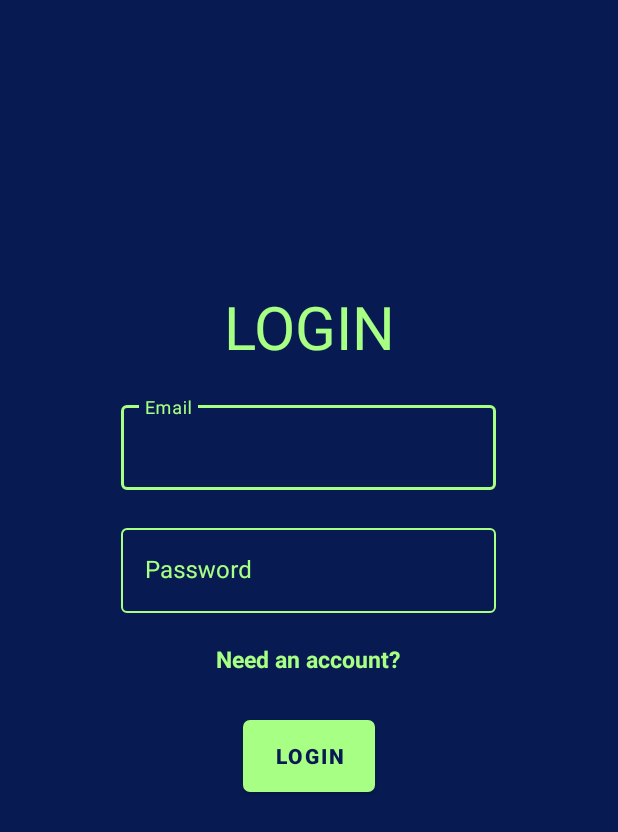
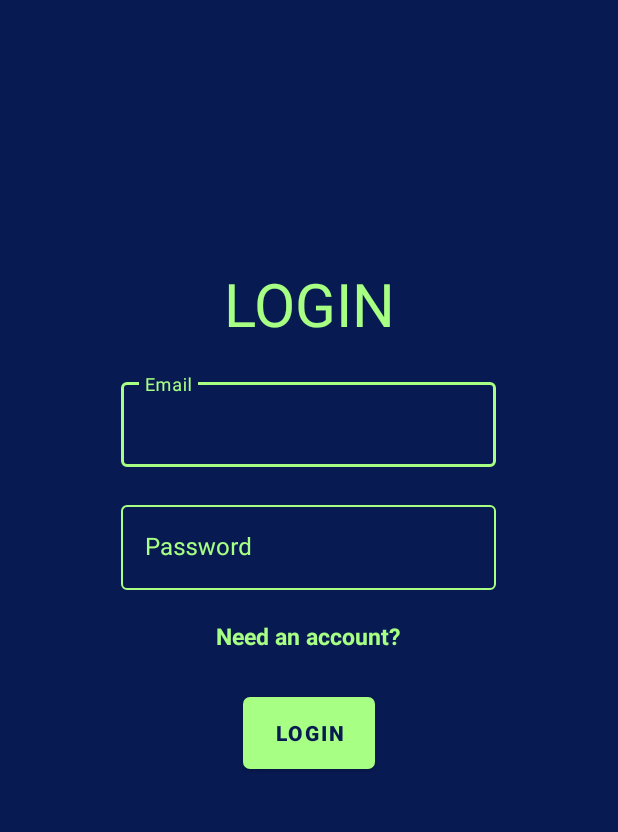
Before and after one commit to nadjitan/CrudMobile, an Android app: the screen it shows after launch (MainActivity), on a phone screen of 412 x 824 dp. Shown: the top 832 px of the screen. Run offline under Robolectric (Android 15) with nearby library versions, the phone set to English and light mode, and no system bars.

Commit message:
UI change and added pager w/ tabs

```diff
--- a/app/src/main/AndroidManifest.xml
+++ b/app/src/main/AndroidManifest.xml
@@ -12,6 +12,7 @@
         android:theme="@style/Theme.CrudMobile">
         <activity
             android:name=".controllers.MainActivity"
+            android:windowSoftInputMode="adjustPan"
             android:exported="true">
             <intent-filter>
                 <action android:name="android.intent.action.MAIN" />
--- /dev/null
+++ b/app/src/main/java/com/example/crudmobile/adapters/FragmentAdapter.kt
@@ -0,0 +1,22 @@
+package com.example.crudmobile.adapters
+
+import androidx.fragment.app.Fragment
+import androidx.fragment.app.FragmentManager
+import androidx.lifecycle.Lifecycle
+import androidx.viewpager2.adapter.FragmentStateAdapter
+import com.example.crudmobile.ui.SmsFragment
+import com.example.crudmobile.ui.main.MainFragment
+
+class FragmentAdapter(fragmentManager: FragmentManager, lifecycle: Lifecycle)
+    : FragmentStateAdapter(fragmentManager, lifecycle) {
+
+    override fun getItemCount(): Int = 2
+
+    override fun createFragment(position: Int): Fragment {
+        return when (position) {
+            0 -> MainFragment()
+            1 -> SmsFragment()
+            else -> MainFragment()
+        }
+    }
+}
--- a/app/src/main/java/com/example/crudmobile/controllers/MainActivity.kt
+++ b/app/src/main/java/com/example/crudmobile/controllers/MainActivity.kt
@@ -16,6 +16,7 @@ import com.example.crudmobile.models.User
 import com.google.android.material.textfield.TextInputLayout
 import kotlin.math.abs
 import com.google.gson.Gson
+import kotlinx.android.synthetic.main.fragment_pager.*
 
 class MainActivity : AppCompatActivity() {
 
@@ -71,7 +72,6 @@ class MainActivity : AppCompatActivity() {
 
     override fun onCreate(savedInstanceState: Bundle?) {
         super.onCreate(savedInstanceState)
-
         setContentView(R.layout.main_activity)
     }
 
--- /dev/null
+++ b/app/src/main/java/com/example/crudmobile/ui/PagerFragment.kt
@@ -0,0 +1,55 @@
+package com.example.crudmobile.ui
+
+import android.os.Bundle
+import androidx.fragment.app.Fragment
+import android.view.View
+import androidx.navigation.fragment.findNavController
+import com.example.crudmobile.R
+import com.example.crudmobile.adapters.FragmentAdapter
+import com.example.crudmobile.controllers.MainActivity
+import com.google.android.material.tabs.TabLayout
+import com.google.android.material.tabs.TabLayoutMediator
+import kotlinx.android.synthetic.main.fragment_pager.*
+
+class PagerFragment : Fragment(R.layout.fragment_pager) {
+
+    override fun onViewCreated(view: View, savedInstanceState: Bundle?) {
+        super.onViewCreated(view, savedInstanceState)
+
+        val loggedInUser = MainActivity.getLoggedInUser(requireActivity())
+        if (loggedInUser != null) {
+            "Hello ${loggedInUser.name}!".also { tvLoggedInUser.text = it }
+        } else {
+            findNavController().navigate(
+                PagerFragmentDirections.actionPagerFragmentToLoginFragment()
+            )
+        }
+
+        btnLogout.setOnClickListener {
+            MainActivity.logout(requireActivity())
+            findNavController().navigate(
+                PagerFragmentDirections.actionPagerFragmentToLoginFragment()
+            )
+        }
+
+        val adapter = activity?.let { FragmentAdapter(it.supportFragmentManager, lifecycle) }
+
+        pager.adapter = adapter
+
+        TabLayoutMediator(tab_layout, pager
+        ) { tab, position ->
+            when (position) {
+                0 -> tab.text = "CRUD"
+                1 -> tab.text = "SMS"
+            }
+        }.attach()
+
+        tab_layout.addOnTabSelectedListener(object : TabLayout.OnTabSelectedListener {
+            override fun onTabSelected(tab: TabLayout.Tab?) {  }
+
+            override fun onTabUnselected(tab: TabLayout.Tab?) {  }
+
+            override fun onTabReselected(tab: TabLayout.Tab?) {  }
+        })
+    }
+}
--- a/app/src/main/java/com/example/crudmobile/ui/auth/LoginFragment.kt
+++ b/app/src/main/java/com/example/crudmobile/ui/auth/LoginFragment.kt
@@ -49,7 +49,7 @@ class LoginFragment : Fragment(R.layout.fragment_login) {
                     setLoggedInUser(requireActivity(), status)
 
                     findNavController().navigate(
-                        LoginFragmentDirections.actionLoginFragmentToMainFragment()
+                        LoginFragmentDirections.actionLoginFragmentToPagerFragment()
                     )
                 } else {
                     Snackbar.make(
--- a/app/src/main/res/layout/fragment_login.xml
+++ b/app/src/main/res/layout/fragment_login.xml
@@ -7,7 +7,6 @@
     android:layout_width="match_parent"
     android:layout_height="match_parent"
     android:orientation="vertical"
-    android:padding="15dp"
     android:background="@color/navy_blue"
     tools:context=".ui.auth.LoginFragment">
 
--- a/app/src/main/res/layout/fragment_signup.xml
+++ b/app/src/main/res/layout/fragment_signup.xml
@@ -7,7 +7,6 @@
     android:layout_width="match_parent"
     android:layout_height="match_parent"
     android:orientation="vertical"
-    android:padding="15dp"
     android:background="@color/navy_blue"
     tools:context=".ui.auth.SignupFragment">
 
--- a/app/src/main/res/navigation/my_nav.xml
+++ b/app/src/main/res/navigation/my_nav.xml
@@ -3,7 +3,7 @@
     xmlns:app="http://schemas.android.com/apk/res-auto"
     xmlns:tools="http://schemas.android.com/tools"
     android:id="@+id/my_nav"
-    app:startDestination="@id/mainFragment2">
+    app:startDestination="@id/pagerFragment">
     <fragment
         android:id="@+id/loginFragment"
         android:name="com.example.crudmobile.ui.auth.LoginFragment"
@@ -17,12 +17,10 @@
             app:popEnterAnim="@anim/fade_in"
             app:popExitAnim="@anim/slide_out" />
         <action
-            android:id="@+id/action_loginFragment_to_mainFragment"
-            app:destination="@id/mainFragment2"
+            android:id="@+id/action_loginFragment_to_pagerFragment"
+            app:destination="@id/pagerFragment"
             app:enterAnim="@anim/slide_in"
             app:exitAnim="@anim/fade_out"
-            app:popUpTo="@+id/my_nav"
-            app:popUpToInclusive="true"
             app:popEnterAnim="@anim/fade_in"
             app:popExitAnim="@anim/slide_out" />
     </fragment>
@@ -40,18 +38,16 @@
             app:popExitAnim="@anim/slide_out" />
     </fragment>
     <fragment
-        android:id="@+id/mainFragment2"
-        android:name="com.example.crudmobile.ui.main.MainFragment"
-        android:label="fragment_main"
-        tools:layout="@layout/fragment_main">
+        android:id="@+id/pagerFragment"
+        android:name="com.example.crudmobile.ui.PagerFragment"
+        android:label="fragment_pager"
+        tools:layout="@layout/fragment_pager" >
         <action
-            android:id="@+id/action_mainFragment2_to_loginFragment"
+            android:id="@+id/action_pagerFragment_to_loginFragment"
             app:destination="@id/loginFragment"
             app:enterAnim="@anim/slide_in"
             app:exitAnim="@anim/fade_out"
             app:popEnterAnim="@anim/fade_in"
-            app:popExitAnim="@anim/slide_out"
-            app:popUpTo="@+id/my_nav"
-            app:popUpToInclusive="true" />
+            app:popExitAnim="@anim/slide_out" />
     </fragment>
 </navigation>
--- a/app/src/main/res/values/strings.xml
+++ b/app/src/main/res/values/strings.xml
@@ -29,4 +29,5 @@
     <string name="iv_edit_image">Edit image</string>
     <string name="btnLogout">logout</string>
     <string name="et_main_email">Enter email</string>
+    <string name="tv_sms_title">SMS Message</string>
 </resources>
```
Also changed, not shown: app/src/main/java/com/example/crudmobile/ui/SmsFragment.kt (added, +8 -0 lines), app/src/main/java/com/example/crudmobile/ui/main/MainFragment.kt (+26 -24 lines), app/src/main/res/layout/fragment_main.xml (+34 -37 lines), app/src/main/res/layout/fragment_pager.xml (added, +56 -0 lines), app/src/main/res/layout/fragment_sms.xml (added, +18 -0 lines).
